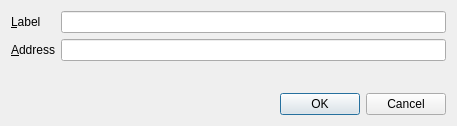
Above: src/qt/forms/editaddressdialog.ui from greekcoin/e before the change. Below: the same form after it.
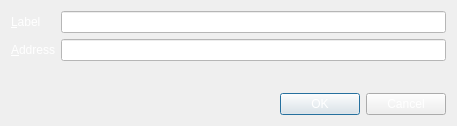
That is the form after the change.

```diff
--- a/src/qt/forms/editaddressdialog.ui
+++ b/src/qt/forms/editaddressdialog.ui
@@ -21,6 +21,97 @@
      </property>
      <item row="0" column="0">
       <widget class="QLabel" name="label">
+       <property name="palette">
+        <palette>
+         <active>
+          <colorrole role="WindowText">
+           <brush brushstyle="SolidPattern">
+            <color alpha="255">
+             <red>255</red>
+             <green>255</green>
+             <blue>255</blue>
+            </color>
+           </brush>
+          </colorrole>
+          <colorrole role="Text">
+           <brush brushstyle="SolidPattern">
+            <color alpha="255">
+             <red>255</red>
+             <green>255</green>
+             <blue>255</blue>
+            </color>
+           </brush>
+          </colorrole>
+          <colorrole role="ButtonText">
+           <brush brushstyle="SolidPattern">
+            <color alpha="255">
+             <red>255</red>
+             <green>255</green>
+             <blue>255</blue>
+            </color>
+           </brush>
+          </colorrole>
+         </active>
+         <inactive>
+          <colorrole role="WindowText">
+           <brush brushstyle="SolidPattern">
+            <color alpha="255">
+             <red>255</red>
+             <green>255</green>
+             <blue>255</blue>
+            </color>
+           </brush>
+          </colorrole>
+          <colorrole role="Text">
+           <brush brushstyle="SolidPattern">
+            <color alpha="255">
+             <red>255</red>
+             <green>255</green>
+             <blue>255</blue>
+            </color>
+           </brush>
+          </colorrole>
+          <colorrole role="ButtonText">
+           <brush brushstyle="SolidPattern">
+            <color alpha="255">
+             <red>255</red>
+             <green>255</green>
+             <blue>255</blue>
+            </color>
+           </brush>
+          </colorrole>
+         </inactive>
+         <disabled>
+          <colorrole role="WindowText">
+           <brush brushstyle="SolidPattern">
+            <color alpha="255">
+             <red>106</red>
+             <green>104</green>
+             <blue>100</blue>
+            </color>
+           </brush>
+          </colorrole>
+          <colorrole role="Text">
+           <brush brushstyle="SolidPattern">
+            <color alpha="255">
+             <red>106</red>
+             <green>104</green>
+             <blue>100</blue>
+            </color>
+           </brush>
+          </colorrole>
+          <colorrole role="ButtonText">
+           <brush brushstyle="SolidPattern">
+            <color alpha="255">
+             <red>106</red>
+             <green>104</green>
+             <blue>100</blue>
+            </color>
+           </brush>
+          </colorrole>
+         </disabled>
+        </palette>
+       </property>
        <property name="text">
         <string>&amp;Label</string>
        </property>
@@ -34,10 +125,77 @@
        <property name="toolTip">
         <string>The label associated with this address book entry</string>
        </property>
+       <property name="styleSheet">
+        <string notr="true">background-color: rgb(255, 255, 255);</string>
+       </property>
       </widget>
      </item>
      <item row="1" column="0">
       <widget class="QLabel" name="label_2">
+       <property name="palette">
+        <palette>
+         <active>
+          <colorrole role="WindowText">
+           <brush brushstyle="SolidPattern">
+            <color alpha="255">
+             <red>255</red>
+             <green>255</green>
+             <blue>255</blue>
+            </color>
+           </brush>
+          </colorrole>
+          <colorrole role="Text">
+           <brush brushstyle="SolidPattern">
+            <color alpha="255">
+             <red>255</red>
+             <green>255</green>
+             <blue>255</blue>
+            </color>
+           </brush>
+          </colorrole>
+         </active>
+         <inactive>
+          <colorrole role="WindowText">
+           <brush brushstyle="SolidPattern">
+            <color alpha="255">
+             <red>255</red>
+             <green>255</green>
+             <blue>255</blue>
+            </color>
+           </brush>
+          </colorrole>
+          <colorrole role="Text">
+           <brush brushstyle="SolidPattern">
+            <color alpha="255">
+             <red>255</red>
+             <green>255</green>
+             <blue>255</blue>
+            </color>
+           </brush>
+          </colorrole>
+         </inactive>
+         <disabled>
+          <colorrole role="WindowText">
+           <brush brushstyle="SolidPattern">
+            <color alpha="255">
+             <red>106</red>
+             <green>104</green>
+             <blue>100</blue>
+            </color>
+           </brush>
+          </colorrole>
+          <colorrole role="Text">
+           <brush brushstyle="SolidPattern">
+            <color alpha="255">
+             <red>106</red>
+             <green>104</green>
+             <blue>100</blue>
+            </color>
+           </brush>
+          </colorrole>
+         </disabled>
+        </palette>
+       </property>
        <property name="text">
         <string>&amp;Address</string>
        </property>
@@ -51,12 +209,109 @@
        <property name="toolTip">
         <string>The address associated with this address book entry. This can only be modified for sending addresses.</string>
        </property>
+       <property name="styleSheet">
+        <string notr="true">background-color: rgb(255, 255, 255);</string>
+       </property>
       </widget>
      </item>
     </layout>
    </item>
    <item>
     <widget class="QDialogButtonBox" name="buttonBox">
+     <property name="palette">
+      <palette>
+       <active>
+        <colorrole role="WindowText">
+         <brush brushstyle="SolidPattern">
+          <color alpha="255">
+           <red>255</red>
+           <green>255</green>
+           <blue>255</blue>
+          </color>
+         </brush>
+        </colorrole>
+        <colorrole role="Text">
+         <brush brushstyle="SolidPattern">
+          <color alpha="255">
+           <red>255</red>
+           <green>255</green>
+           <blue>255</blue>
+          </color>
+         </brush>
+        </colorrole>
+        <colorrole role="ButtonText">
+         <brush brushstyle="SolidPattern">
+          <color alpha="255">
+           <red>255</red>
+           <green>255</green>
+           <blue>255</blue>
+          </color>
+         </brush>
+        </colorrole>
+       </active>
+       <inactive>
+        <colorrole role="WindowText">
+         <brush brushstyle="SolidPattern">
+          <color alpha="255">
+           <red>255</red>
+           <green>255</green>
+           <blue>255</blue>
+          </color>
+         </brush>
+        </colorrole>
+        <colorrole role="Text">
+         <brush brushstyle="SolidPattern">
+          <color alpha="255">
+           <red>255</red>
+           <green>255</green>
+           <blue>255</blue>
+          </color>
+         </brush>
+        </colorrole>
+        <colorrole role="ButtonText">
+         <brush brushstyle="SolidPattern">
+          <color alpha="255">
+           <red>255</red>
+           <green>255</green>
+           <blue>255</blue>
+          </color>
+         </brush>
+        </colorrole>
+       </inactive>
+       <disabled>
+        <colorrole role="WindowText">
+         <brush brushstyle="SolidPattern">
+          <color alpha="255">
+           <red>255</red>
+           <green>255</green>
+           <blue>255</blue>
+          </color>
+         </brush>
+        </colorrole>
+        <colorrole role="Text">
+         <brush brushstyle="SolidPattern">
+          <color alpha="255">
+           <red>255</red>
+           <green>255</green>
+           <blue>255</blue>
+          </color>
+         </brush>
+        </colorrole>
+        <colorrole role="ButtonText">
+         <brush brushstyle="SolidPattern">
+          <color alpha="255">
+           <red>255</red>
+           <green>255</green>
+           <blue>255</blue>
+          </color>
+         </brush>
+        </colorrole>
+       </disabled>
+      </palette>
+     </property>
+     <property name="styleSheet">
+      <string notr="true">color: rgb(255, 255, 255);</string>
+     </property>
      <property name="orientation">
       <enum>Qt::Horizontal</enum>
      </property>
```
